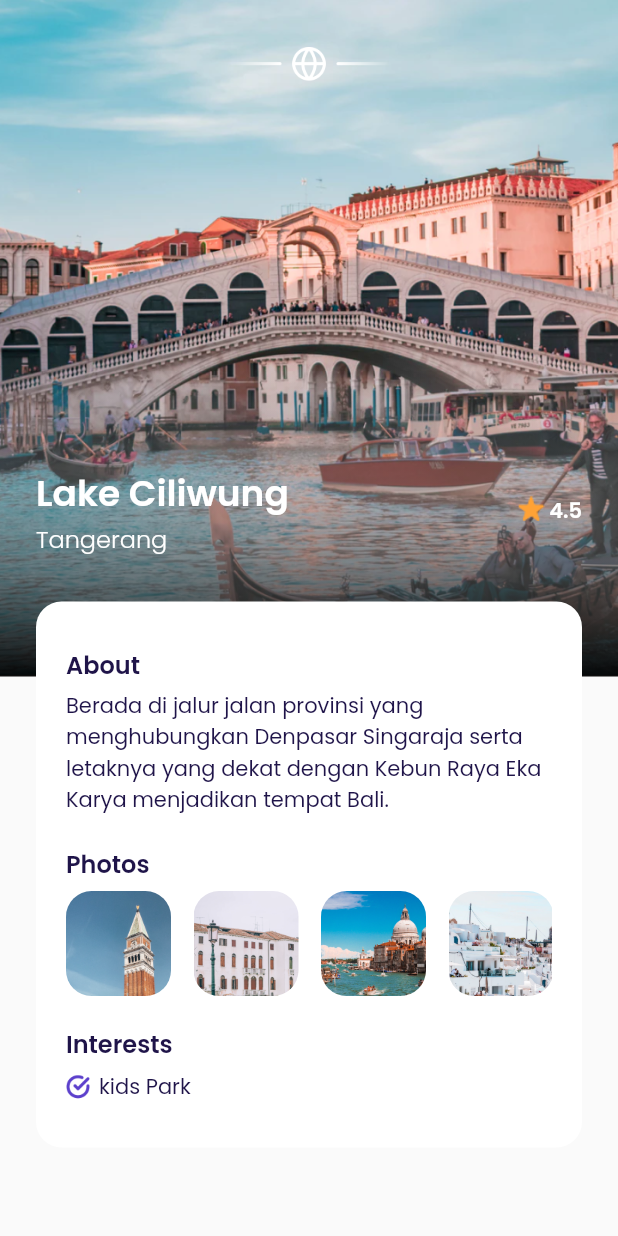
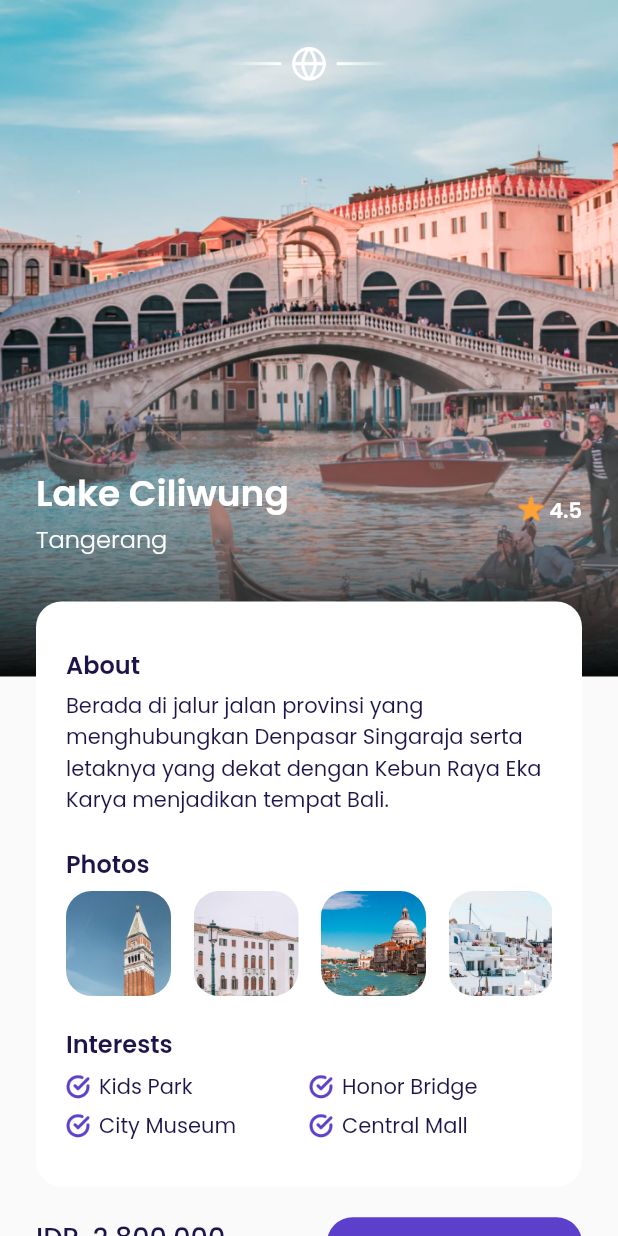
Before and after one commit to al-chakim/FlyPlane, a Flutter app: the DetailPage screen opened directly, on a phone screen of 412 x 824 dp. Run offline on Flutter 3.47's test engine with Material 2 defaults, Android fonts, the phone set to English and light mode, and no system bars; our stand-ins replace google_fonts.

Commit message:
finish detail page of content

```diff
--- a/plane/lib/ui/pages/detail_page.dart
+++ b/plane/lib/ui/pages/detail_page.dart
@@ -1,6 +1,7 @@
 import 'package:flutter/material.dart';
 import 'package:plane/ui/widgets/custom_button.dart';
 import 'package:plane/ui/widgets/custom_form.dart';
+import 'package:plane/ui/widgets/interest.dart';
 import 'package:plane/ui/widgets/poto_item.dart';
 import '../../shared/theme.dart';
 
@@ -194,24 +195,58 @@ class DetailPage extends StatelessWidget {
                 SizedBox(height: 6,),
                 Row(
                   children: [
-                    Container(
-                      width: 16,
-                      height: 16,
-                      margin: EdgeInsets.only(right: 6),
-                      decoration: BoxDecoration(
-                        image: DecorationImage(
-                          fit: BoxFit.cover,
-                          image: AssetImage(
-                            'assets/cek.png'
-                          )
-                        )
+                    InterestItem(teks: 'Kids Park',),
+                    InterestItem(teks: 'Honor Bridge',),
+                  ],
+                ),
+                SizedBox(height: 5,),
+                Row(
+                  children: [
+                    InterestItem(teks: 'City Museum',),
+                    InterestItem(teks: 'Central Mall',),
+                  ],
+                ),
+              ],
             ),
           ),
+
+          //NOTE: price and book
+          Container(
+            width: double.infinity,
+            margin: EdgeInsets.only(top: 20, bottom: 40),
+            child: Row(
+              //mainAxisAlignment: MainAxisAlignment.spaceBetween,
+              children: [
+
+                //NOTE: price
+                Expanded(
+                  child: Column(
+                    crossAxisAlignment: CrossAxisAlignment.start,
+                    children: [
                       Text(
-                      'kids Park',
-                      style: blackTextStyle,
+                        'IDR. 2.800.000',
+                        style: blackTextStyle.copyWith(
+                          fontWeight: medium,
+                          fontSize: 18
+                        ),
+                      ),
+                      SizedBox(height: 5,),
+                      Text(
+                        'per orang',
+                        style: greyTextStyle.copyWith(
+                          fontSize: 16,
+                          fontWeight: light
+                        ),
                       )
                     ],
+                  ),
+                ),
+
+                //NOTE: botton book
+                CustomButton(
+                  title: 'Book Now',
+                  onPressed: (){},
+                  widht: 170,
                 )
               ],
             ),
@@ -223,13 +258,15 @@ class DetailPage extends StatelessWidget {
 
     return Scaffold(
       backgroundColor: bg,
-      body: Stack(
+      body: SingleChildScrollView(
+        child: Stack(
           children: [
             BackImage(),
             CustomShadow(),
             Content(),
           ],
         ),
+      ),
     );
   }
 }
--- /dev/null
+++ b/plane/lib/ui/widgets/interest.dart
@@ -0,0 +1,40 @@
+import 'package:flutter/material.dart';
+import '../../shared/theme.dart';
+
+class InterestItem extends StatelessWidget {
+
+  final String teks;
+
+  const InterestItem({ Key? key,
+
+  required this.teks
+
+  }) : super(key: key);
+
+  @override
+  Widget build(BuildContext context) {
+    return Expanded(
+      child: Row(
+        children: [
+          Container(
+            width: 16,
+            height: 16,
+            margin: EdgeInsets.only(right: 6),
+            decoration: BoxDecoration(
+              image: DecorationImage(
+                fit: BoxFit.cover,
+                image: AssetImage(
+                  'assets/cek.png'
+                )
+              )
+            ),
+          ),
+          Text(
+            teks,
+            style: blackTextStyle,
+          )
+        ],
+      ),
+    );
+  }
+}
```
Lines whose indentation alone changed are shown as unchanged.
